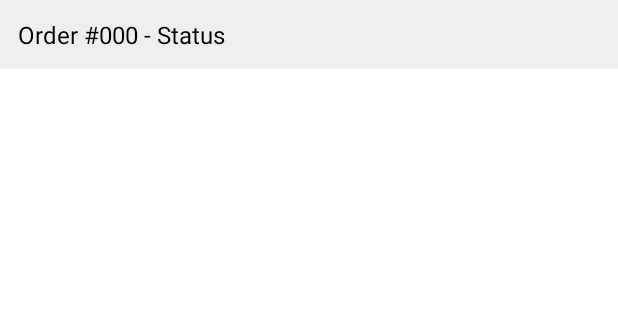
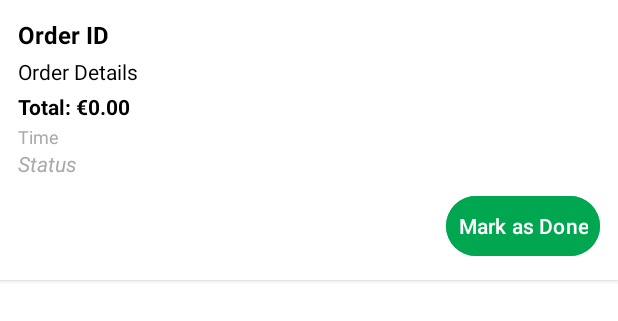
Before and after one commit to kylehellstrom-22343261/CS4084-Group_27, an Android app: the layout item_order.xml on its own in the app's theme, with its tools: preview values and no code run, on a phone screen of 412 x 824 dp. Shown: the top 321 px of the screen. Run offline under Robolectric (Android 15) with nearby library versions, the light colour scheme and no system bars.

```diff
--- a/app/src/main/java/com/example/unieats/model/Order.java
+++ b/app/src/main/java/com/example/unieats/model/Order.java
@@ -16,7 +16,7 @@ public class Order {
 
     public Order() {
         this.menuItems = new ArrayList<>();
-        this.pending = false;
+        this.pending = true;
         this.orderNumber = 0;
         this.orderTime = Timestamp.now().toString();
         this.collectionTime = Timestamp.now().toString();
--- a/app/src/main/res/layout/item_order.xml
+++ b/app/src/main/res/layout/item_order.xml
@@ -2,15 +2,59 @@
 <LinearLayout xmlns:android="http://schemas.android.com/apk/res/android"
     android:layout_width="match_parent"
     android:layout_height="wrap_content"
-    android:orientation="horizontal"
+    android:orientation="vertical"
     android:padding="12dp"
-    android:background="#EEEEEE"
-    android:layout_marginBottom="8dp">
+    android:background="#FFFFFF"
+    android:layout_marginBottom="8dp"
+    android:elevation="2dp">
 
     <TextView
-        android:id="@+id/orderText"
+        android:id="@+id/order_id"
         android:layout_width="wrap_content"
         android:layout_height="wrap_content"
-        android:text="Order #000 - Status"
+        android:text="Order ID"
+        android:textStyle="bold"
         android:textSize="16sp" />
+
+    <TextView
+        android:id="@+id/order_details"
+        android:layout_width="wrap_content"
+        android:layout_height="wrap_content"
+        android:text="Order Details"
+        android:textSize="14sp"
+        android:layout_marginTop="4dp" />
+
+    <TextView
+        android:id="@+id/order_total"
+        android:layout_width="wrap_content"
+        android:layout_height="wrap_content"
+        android:text="Total: €0.00"
+        android:textStyle="bold"
+        android:layout_marginTop="4dp" />
+
+    <TextView
+        android:id="@+id/order_time"
+        android:layout_width="wrap_content"
+        android:layout_height="wrap_content"
+        android:text="Time"
+        android:textSize="12sp"
+        android:textColor="@android:color/darker_gray"
+        android:layout_marginTop="2dp" />
+
+    <TextView
+        android:id="@+id/statusTextView"
+        android:layout_width="wrap_content"
+        android:layout_height="wrap_content"
+        android:text="Status"
+        android:textStyle="italic"
+        android:textColor="@android:color/darker_gray" />
+    <Button
+        android:id="@+id/mark_done_button"
+        android:layout_width="wrap_content"
+        android:layout_height="wrap_content"
+        android:text="Mark as Done"
+        android:layout_gravity="end"
+        android:padding="8dp"
+        android:backgroundTint="@color/green"
+        android:layout_marginTop="8dp" />
 </LinearLayout>
```
Also changed, not shown: app/src/main/java/com/example/unieats/controller/BusinessUserController.java (+7 -20 lines), app/src/main/java/com/example/unieats/controller/OrderController.java (+25 -0 lines), app/src/main/java/com/example/unieats/view/activity/BusinessLoginActivity.java (+6 -2 lines), app/src/main/java/com/example/unieats/view/adapter/OrderAdapter.java (+6 -4 lines), app/src/main/java/com/example/unieats/view/fragment/BusinessDashboardFragment.java (+24 -4 lines).
